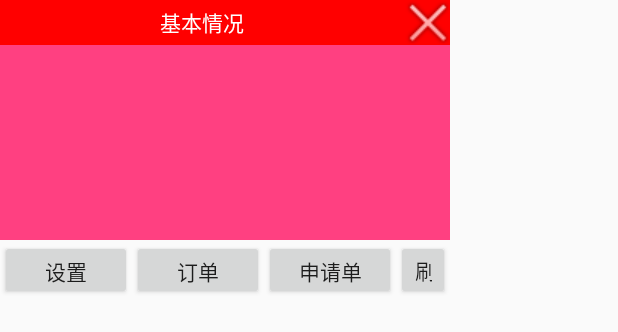
After one commit to nmxsu/OrdersProject, an Android app: the layout service_float_layout_larger.xml on its own in the app's theme, with its tools: preview values and no code run, on a phone screen of 412 x 824 dp. The commit adds this screen. Shown: the top 332 px of the screen. Run offline under Robolectric (Android 15) with nearby library versions, the phone set to English and light mode, and no system bars.

Commit message:
add-float-window
添加悬浮窗口。

```diff
--- /dev/null
+++ b/Orders/app/src/main/res/layout/service_float_layout_larger.xml
@@ -0,0 +1,74 @@
+<?xml version="1.0" encoding="utf-8"?>
+<LinearLayout xmlns:android="http://schemas.android.com/apk/res/android"
+    android:layout_width="wrap_content"
+    android:layout_height="wrap_content"
+    android:orientation="vertical">
+
+    <LinearLayout
+        android:id="@+id/service_float_big_linearlayout"
+        android:layout_width="300dp"
+        android:layout_height="wrap_content"
+        android:orientation="vertical">
+
+        <LinearLayout
+            android:layout_width="match_parent"
+            android:layout_height="wrap_content">
+
+            <TextView
+                android:layout_width="wrap_content"
+                android:layout_height="30dp"
+                android:layout_weight="1"
+                android:background="@color/colorPrimary"
+                android:gravity="center"
+                android:text="@string/service_float_larger_title"
+                android:textColor="@color/white" />
+
+            <ImageButton
+                android:id="@+id/service_float_big_button_cancle"
+                android:layout_width="30dp"
+                android:layout_height="30dp"
+                android:background="@color/colorPrimary"
+                android:src="@drawable/ic_action_cancle" />
+        </LinearLayout>
+
+        <RelativeLayout
+            android:layout_width="match_parent"
+            android:layout_height="130dp"
+            android:background="@color/colorAccent">
+
+        </RelativeLayout>
+
+        <LinearLayout
+            android:layout_width="match_parent"
+            android:layout_height="40dp"
+            android:orientation="horizontal">
+
+            <Button
+                android:id="@+id/service_float_big_button_setting"
+                android:layout_width="wrap_content"
+                android:layout_height="match_parent"
+                android:text="设置" />
+
+            <Button
+                android:id="@+id/service_float_big_button_orders"
+                android:layout_width="wrap_content"
+                android:layout_height="match_parent"
+                android:text="订单" />
+
+            <Button
+                android:id="@+id/service_float_big_button_applys"
+                android:layout_width="wrap_content"
+                android:layout_height="match_parent"
+                android:text="申请单" />
+
+            <Button
+                android:id="@+id/service_float_big_button_reflash"
+                android:layout_width="wrap_content"
+                android:layout_height="match_parent"
+                android:text="刷新" />
+
+        </LinearLayout>
+
+    </LinearLayout>
+
+</LinearLayout>
--- a/Orders/app/src/main/res/values/strings.xml
+++ b/Orders/app/src/main/res/values/strings.xml
@@ -59,4 +59,6 @@
 
     <string name="popup_all_orders_delete">删除</string>
     <string name="popup_all_orders_add">添加</string>
+
+    <string name="service_float_larger_title">基本情况</string>
 </resources>
```
Also changed, not shown: Orders/app/src/main/AndroidManifest.xml (+8 -0 lines), Orders/app/src/main/java/com/fat246/orders/activity/LoadingPage.java (+12 -0 lines), Orders/app/src/main/java/com/fat246/orders/services/ManageFloatBigView.java (added, +128 -0 lines), Orders/app/src/main/java/com/fat246/orders/services/ManageFloatSmallView.java (added, +122 -0 lines), Orders/app/src/main/java/com/fat246/orders/services/MyService.java (added, +31 -0 lines), Orders/app/src/main/java/com/fat246/orders/widget/dialog/AllOrdersDialog.java (added, +24 -0 lines), Orders/app/src/main/res/layout/service_float_layout.xml (added, +12 -0 lines), Orders/app/src/main/res/drawable/ic_action_cancle.png (added).
